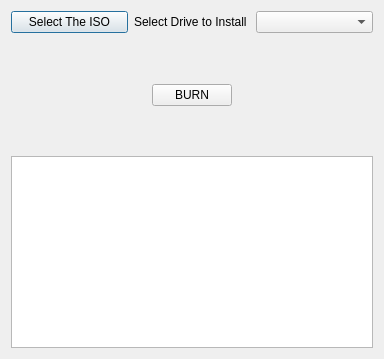
Old version of the form data/luDialog.ui in the repository lmacken/liveusb-creator.
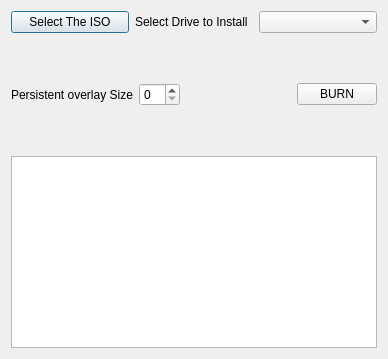
New version of the form.

Commit message: New persistent overlay spinbox added in the GUI, also text changed for the burnBttn

Patch:
```diff
--- a/data/luDialog.ui
+++ b/data/luDialog.ui
@@ -41,14 +41,24 @@
      </property>
      <property name="sizeHint" >
       <size>
-       <width>20</width>
-       <height>40</height>
+       <width>366</width>
+       <height>31</height>
       </size>
      </property>
     </spacer>
    </item>
    <item row="2" column="0" >
     <layout class="QHBoxLayout" >
+     <item>
+      <widget class="QLabel" name="label_2" >
+       <property name="text" >
+        <string>Persistent overlay Size</string>
+       </property>
+      </widget>
+     </item>
+     <item>
+      <widget class="QSpinBox" name="spinBox" />
+     </item>
      <item>
       <spacer>
        <property name="orientation" >
@@ -69,19 +79,6 @@
        </property>
       </widget>
      </item>
-     <item>
-      <spacer>
-       <property name="orientation" >
-        <enum>Qt::Horizontal</enum>
-       </property>
-       <property name="sizeHint" >
-        <size>
-         <width>40</width>
-         <height>20</height>
-        </size>
-       </property>
-      </spacer>
-     </item>
     </layout>
    </item>
    <item row="3" column="0" >
```
The commit also changes 1 other file.
